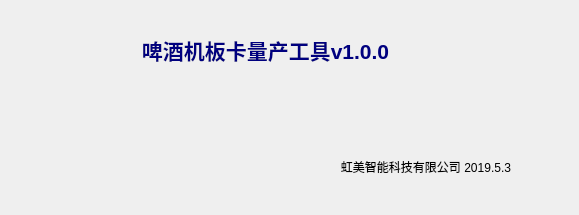
wkxboot/qt_production_tool, file qt_production_tool/abou_dialog.ui: the form before one commit.
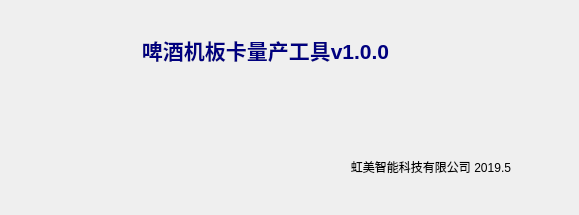
The form after the commit.

```diff
--- a/qt_production_tool/abou_dialog.ui
+++ b/qt_production_tool/abou_dialog.ui
@@ -23,7 +23,7 @@
     </rect>
    </property>
    <property name="text">
-    <string>&lt;html&gt;&lt;head/&gt;&lt;body&gt;&lt;p align=&quot;center&quot;&gt;&lt;span style=&quot; font-size:16pt; font-weight:600; color:#00007f;&quot;&gt;啤酒机板卡量产工具v1.0.0&lt;/span&gt;&lt;/p&gt;&lt;p align=&quot;center&quot;&gt;&lt;br/&gt;&lt;/p&gt;&lt;p align=&quot;center&quot;&gt;&lt;br/&gt;&lt;/p&gt;&lt;p align=&quot;right&quot;&gt;虹美智能科技有限公司 2019.5.3&lt;/p&gt;&lt;/body&gt;&lt;/html&gt;</string>
+    <string>&lt;html&gt;&lt;head/&gt;&lt;body&gt;&lt;p align=&quot;center&quot;&gt;&lt;span style=&quot; font-size:16pt; font-weight:600; color:#00007f;&quot;&gt;啤酒机板卡量产工具v1.0.0&lt;/span&gt;&lt;/p&gt;&lt;p align=&quot;center&quot;&gt;&lt;br/&gt;&lt;/p&gt;&lt;p align=&quot;center&quot;&gt;&lt;br/&gt;&lt;/p&gt;&lt;p align=&quot;right&quot;&gt;虹美智能科技有限公司 2019.5&lt;/p&gt;&lt;/body&gt;&lt;/html&gt;</string>
    </property>
    <property name="textFormat">
     <enum>Qt::RichText</enum>
```
